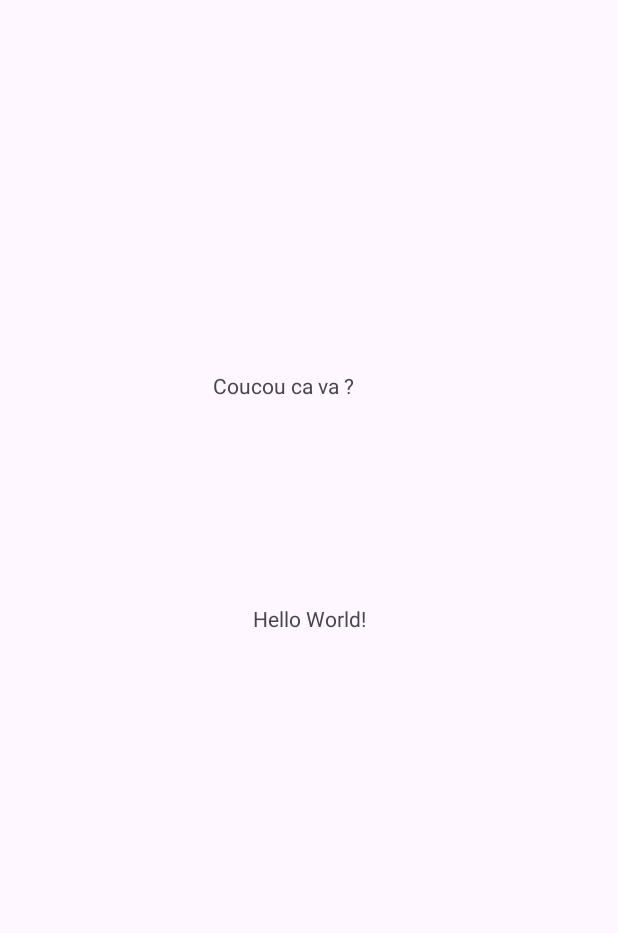
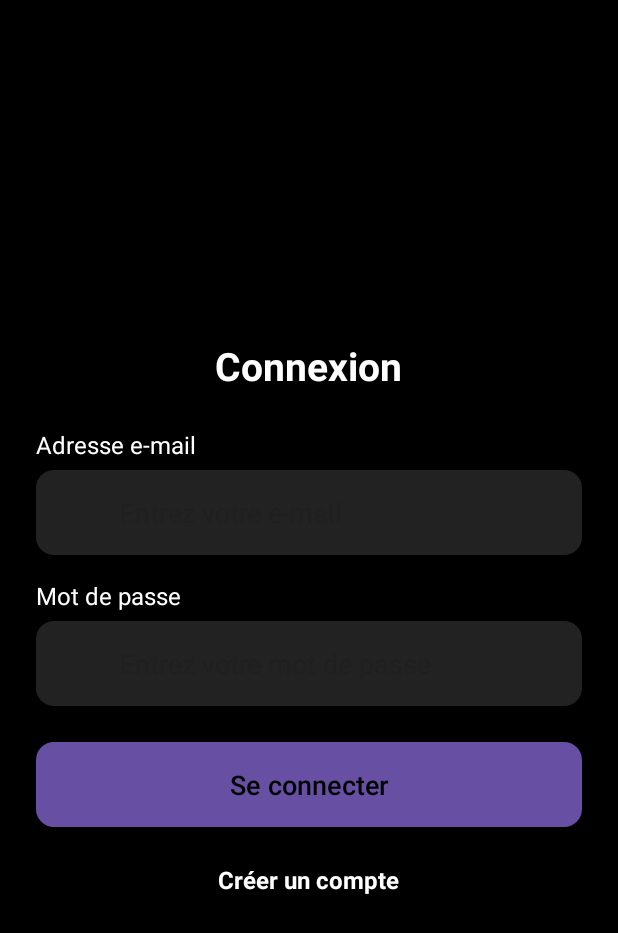
Before and after one commit to Hotweels94/Blackjack_Ynov, an Android app: the screen it shows after launch (MainActivity), on a phone screen of 412 x 824 dp. Before the commit the part shown is almost empty. Shown: the top 933 px of the screen. Run offline under Robolectric (Android 15) with nearby library versions, the phone set to English and light mode, and no system bars.

Commit message:
Adding fonctionnal sending info in server + modify db

```diff
--- a/app/src/main/AndroidManifest.xml
+++ b/app/src/main/AndroidManifest.xml
@@ -1,6 +1,8 @@
 <?xml version="1.0" encoding="utf-8"?>
 <manifest xmlns:android="http://schemas.android.com/apk/res/android"
     xmlns:tools="http://schemas.android.com/tools">
+
+    <uses-permission android:name="android.permission.INTERNET" />
 
     <application
         android:allowBackup="true"
--- a/app/src/main/java/com/example/blackjack_game/MainActivity.java
+++ b/app/src/main/java/com/example/blackjack_game/MainActivity.java
@@ -1,29 +1,94 @@
 package com.example.blackjack_game;
 
+import android.os.AsyncTask;
 import android.os.Bundle;
+import android.view.View;
+import android.widget.Button;
+import android.widget.EditText;
 import android.widget.TextView;
-
-import androidx.activity.EdgeToEdge;
+import android.widget.Toast;
 import androidx.appcompat.app.AppCompatActivity;
-import androidx.core.graphics.Insets;
-import androidx.core.view.ViewCompat;
-import androidx.core.view.WindowInsetsCompat;
+import org.json.JSONObject;
+import java.io.BufferedReader;
+import java.io.InputStreamReader;
+import java.io.PrintWriter;
+import java.net.Socket;
 
 public class MainActivity extends AppCompatActivity {
+
+    private EditText emailInput, passwordInput;
+    private TextView responseText;
+    private Button loginButton;
 
     @Override
     protected void onCreate(Bundle savedInstanceState) {
         super.onCreate(savedInstanceState);
-        EdgeToEdge.enable(this);
         setContentView(R.layout.activity_main);
 
-        TextView textTest = findViewById(R.id.textTest);
-        textTest.setText("Coucou ca va ?");
+        // Initialisation des vues
+        emailInput = findViewById(R.id.emailInput);  // Récupère l'Email input
+        passwordInput = findViewById(R.id.passwordInput); // Récupère le mot de passe input
+        loginButton = findViewById(R.id.loginButton);    // Récupère le bouton de connexion
 
-        ViewCompat.setOnApplyWindowInsetsListener(findViewById(R.id.main), (v, insets) -> {
-            Insets systemBars = insets.getInsets(WindowInsetsCompat.Type.systemBars());
-            v.setPadding(systemBars.left, systemBars.top, systemBars.right, systemBars.bottom);
-            return insets;
+        // Définir l'action au clic sur le bouton
+        loginButton.setOnClickListener(new View.OnClickListener() {
+            @Override
+            public void onClick(View v) {
+                String email = emailInput.getText().toString();
+                String password = passwordInput.getText().toString();
+
+                // Vérification des champs non vides
+                if (!email.isEmpty() && !password.isEmpty()) {
+                    new SocketClient().execute(email, password); // Envoie email et mot de passe au serveur
+                } else {
+                    responseText.setText("Veuillez remplir tous les champs !");
+                }
+            }
         });
     }
+
+    // Classe AsyncTask pour gérer la connexion au serveur via socket
+    private class SocketClient extends AsyncTask<String, Void, String> {
+        private static final String SERVER_IP = "192.168.1.168"; // Adresse IP du serveur
+        private static final int SERVER_PORT = 5555;
+
+        @Override
+        protected String doInBackground(String... params) {
+            try {
+                // Création du socket pour se connecter au serveur
+                Socket socket = new Socket(SERVER_IP, SERVER_PORT);
+
+                // Création d'un objet JSON avec l'email et le mot de passe
+                JSONObject json = new JSONObject();
+                json.put("email", params[0]);  // Email
+                json.put("password", params[1]);  // Mot de passe
+
+                // Envoi des données au serveur
+                PrintWriter out = new PrintWriter(socket.getOutputStream(), true);
+                out.println(json.toString());
+
+                // Lecture de la réponse du serveur
+                BufferedReader in = new BufferedReader(new InputStreamReader(socket.getInputStream()));
+                String response = in.readLine();
+                socket.close();  // Fermeture de la connexion
+                return response;
+
+            } catch (Exception e) {
+                e.printStackTrace();
+                return "Erreur de connexion au serveur";
+            }
+        }
+
+        @Override
+        protected void onPostExecute(String result) {
+            // Affiche la réponse du serveur dans le TextView
+            if (result.equals("OK")) {
+                responseText.setText("Connexion réussie");
+            } else {
+                responseText.setText("Erreur : " + result);
+                // Optionnel: Toast pour afficher un message en haut de l'écran
+                Toast.makeText(MainActivity.this, "Erreur : " + result, Toast.LENGTH_SHORT).show();
+            }
+        }
+    }
 }
--- /dev/null
+++ b/app/src/main/res/drawable/ic_email.xml
@@ -0,0 +1 @@
+<svg xmlns="http://www.w3.org/2000/svg" height="24px" viewBox="0 -960 960 960" width="24px" fill="#e3e3e3"><path d="M160-160q-33 0-56.5-23.5T80-240v-480q0-33 23.5-56.5T160-800h640q33 0 56.5 23.5T880-720v480q0 33-23.5 56.5T800-160H160Zm320-280L160-640v400h640v-400L480-440Zm0-80 320-200H160l320 200ZM160-640v-80 480-400Z"/></svg>
--- /dev/null
+++ b/app/src/main/res/drawable/ic_lock.xml
@@ -0,0 +1 @@
+<svg xmlns="http://www.w3.org/2000/svg" height="24px" viewBox="0 -960 960 960" width="24px" fill="#e3e3e3"><path d="M80-200v-80h800v80H80Zm46-242-52-30 34-60H40v-60h68l-34-58 52-30 34 58 34-58 52 30-34 58h68v60h-68l34 60-52 30-34-60-34 60Zm320 0-52-30 34-60h-68v-60h68l-34-58 52-30 34 58 34-58 52 30-34 58h68v60h-68l34 60-52 30-34-60-34 60Zm320 0-52-30 34-60h-68v-60h68l-34-58 52-30 34 58 34-58 52 30-34 58h68v60h-68l34 60-52 30-34-60-34 60Z"/></svg>
--- /dev/null
+++ b/app/src/main/res/drawable/rounded_button.xml
@@ -0,0 +1,6 @@
+<?xml version="1.0" encoding="utf-8"?>
+<shape xmlns:android="http://schemas.android.com/apk/res/android"
+    android:shape="rectangle">
+    <corners android:radius="12dp"/>
+    <solid android:color="@color/white"/>
+</shape>
--- /dev/null
+++ b/app/src/main/res/drawable/rounded_input.xml
@@ -0,0 +1,7 @@
+<?xml version="1.0" encoding="utf-8"?>
+<shape xmlns:android="http://schemas.android.com/apk/res/android"
+    android:shape="rectangle">
+    <corners android:radius="12dp"/>
+    <solid android:color="@color/dark_gray"/>
+    <padding android:left="12dp" android:right="12dp"/>
+</shape>
--- a/app/src/main/res/layout/activity_main.xml
+++ b/app/src/main/res/layout/activity_main.xml
@@ -1,28 +1,114 @@
-<?xml version="1.0" encoding="utf-8"?>
-<androidx.constraintlayout.widget.ConstraintLayout xmlns:android="http://schemas.android.com/apk/res/android"
+<LinearLayout xmlns:android="http://schemas.android.com/apk/res/android"
     xmlns:app="http://schemas.android.com/apk/res-auto"
-    xmlns:tools="http://schemas.android.com/tools"
-    android:id="@+id/main"
     android:layout_width="match_parent"
     android:layout_height="match_parent"
-    tools:context=".MainActivity">
+    android:padding="24dp"
+    android:gravity="center"
+    android:orientation="vertical"
+    android:background="@color/black">
 
     <TextView
         android:layout_width="wrap_content"
         android:layout_height="wrap_content"
-        android:text="Hello World!"
-        app:layout_constraintBottom_toBottomOf="parent"
-        app:layout_constraintEnd_toEndOf="parent"
-        app:layout_constraintStart_toStartOf="parent"
-        app:layout_constraintTop_toTopOf="parent" />
+        android:text="Connexion"
+        android:textSize="26sp"
+        android:textStyle="bold"
+        android:textColor="@color/white"
+        android:paddingBottom="24dp"/>
 
+    <!-- Email -->
     <TextView
-        android:id="@+id/textTest"
+        android:layout_width="match_parent"
+        android:layout_height="wrap_content"
+        android:layout_marginBottom="6dp"
+        android:text="Adresse e-mail"
+        android:textColor="@color/white"
+        android:textSize="16sp" />
+
+    <LinearLayout
+        android:layout_width="match_parent"
+        android:layout_height="wrap_content"
+        android:orientation="horizontal"
+        android:background="@drawable/rounded_input"
+        android:padding="16dp"> <!-- Augmentation du padding -->
+
+        <ImageView
+            android:layout_width="24dp"
+            android:layout_height="24dp"
+            app:tint="@color/gray"/>
+
+        <EditText
+            android:id="@+id/emailInput"
+            android:layout_width="0dp"
+            android:layout_weight="1"
+            android:layout_height="wrap_content"
+            android:background="@android:color/transparent"
+            android:hint="Entrez votre e-mail"
+            app:hintTextColor="@color/light_gray"
+            android:inputType="textEmailAddress"
+            android:paddingStart="16dp"
+            android:paddingEnd="16dp"
+            android:textColor="@color/white"
+            android:importantForAccessibility="yes" />
+    </LinearLayout>
+
+    <!-- Mot de passe -->
+    <TextView
+        android:layout_width="match_parent"
+        android:layout_height="wrap_content"
+        android:layout_marginTop="16dp"
+        android:layout_marginBottom="6dp"
+        android:text="Mot de passe"
+        android:textColor="@color/white"
+        android:textSize="16sp" />
+
+    <LinearLayout
+        android:layout_width="match_parent"
+        android:layout_height="wrap_content"
+        android:orientation="horizontal"
+        android:background="@drawable/rounded_input"
+        android:padding="16dp"> <!-- Augmenter le padding -->
+
+        <ImageView
+            android:layout_width="24dp"
+            android:layout_height="24dp"
+            app:tint="@color/gray"/>
+
+        <EditText
+            android:id="@+id/passwordInput"
+            android:layout_width="0dp"
+            android:layout_weight="1"
+            android:layout_height="wrap_content"
+            android:background="@android:color/transparent"
+            android:hint="Entrez votre mot de passe"
+            app:hintTextColor="@color/light_gray"
+            android:inputType="textPassword"
+            android:paddingStart="16dp"
+            android:paddingEnd="16dp"
+            android:textColor="@color/white"
+            android:importantForAccessibility="yes" />
+    </LinearLayout>
+
+    <Button
+        android:id="@+id/loginButton"
+        android:layout_width="match_parent"
+        android:layout_height="wrap_content"
+        android:layout_marginTop="24dp"
+        android:background="@drawable/rounded_button"
+        android:text="Se connecter"
+        android:textAllCaps="false"
+        android:textSize="18sp"
+        android:textColor="@color/black"
+        android:paddingVertical="12dp"/>
+
+    <!-- Lien vers l'inscription -->
+    <TextView
+        android:id="@+id/registerLink"
         android:layout_width="wrap_content"
         android:layout_height="wrap_content"
-        android:layout_marginTop="247dp"
-        android:layout_marginEnd="176dp"
-        app:layout_constraintEnd_toEndOf="parent"
-        app:layout_constraintTop_toTopOf="parent" />
-
-</androidx.constraintlayout.widget.ConstraintLayout>
+        android:layout_marginTop="24dp"
+        android:text="Créer un compte"
+        android:textColor="@color/white"
+        android:textSize="16sp"
+        android:textStyle="bold"/>
+</LinearLayout>
--- a/app/src/main/res/values/colors.xml
+++ b/app/src/main/res/values/colors.xml
@@ -1,5 +1,8 @@
 <?xml version="1.0" encoding="utf-8"?>
 <resources>
-    <color name="black">#FF000000</color>
-    <color name="white">#FFFFFFFF</color>
+    <color name="black">#000000</color>
+    <color name="white">#FFFFFF</color>
+    <color name="gray">#AAAAAA</color>
+    <color name="light_gray">#AAAAAB</color>
+    <color name="dark_gray">#222222</color>
 </resources>
```
Also changed, not shown: app/src/main/java/com/example/blackjack_game/SocketClient.java (added, +38 -0 lines), 2 other files.
